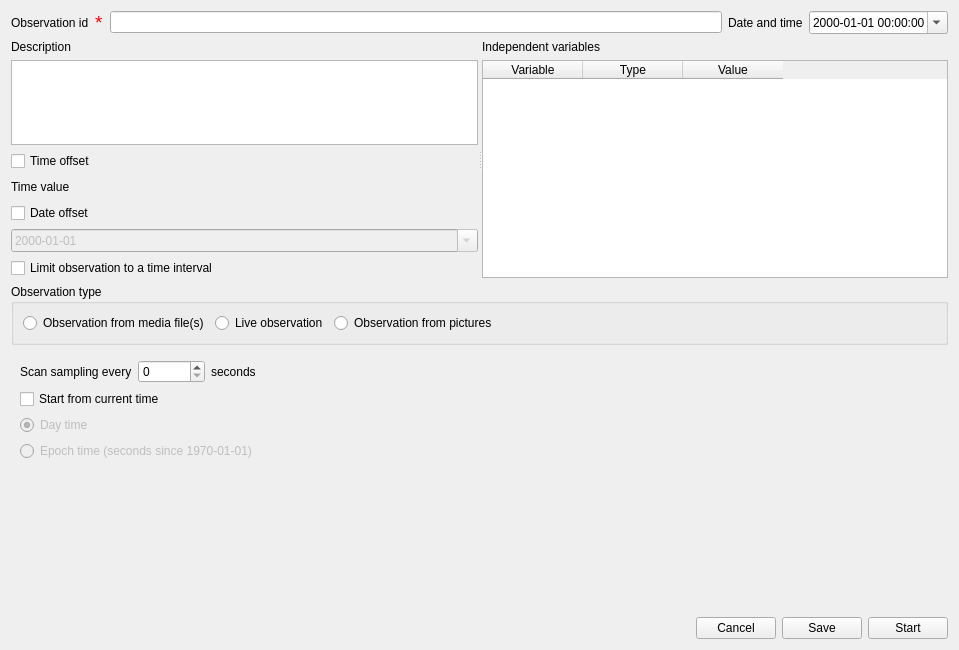
Above: boris/observation.ui from olivierfriard/BORIS before the change. Below: the same form after it.
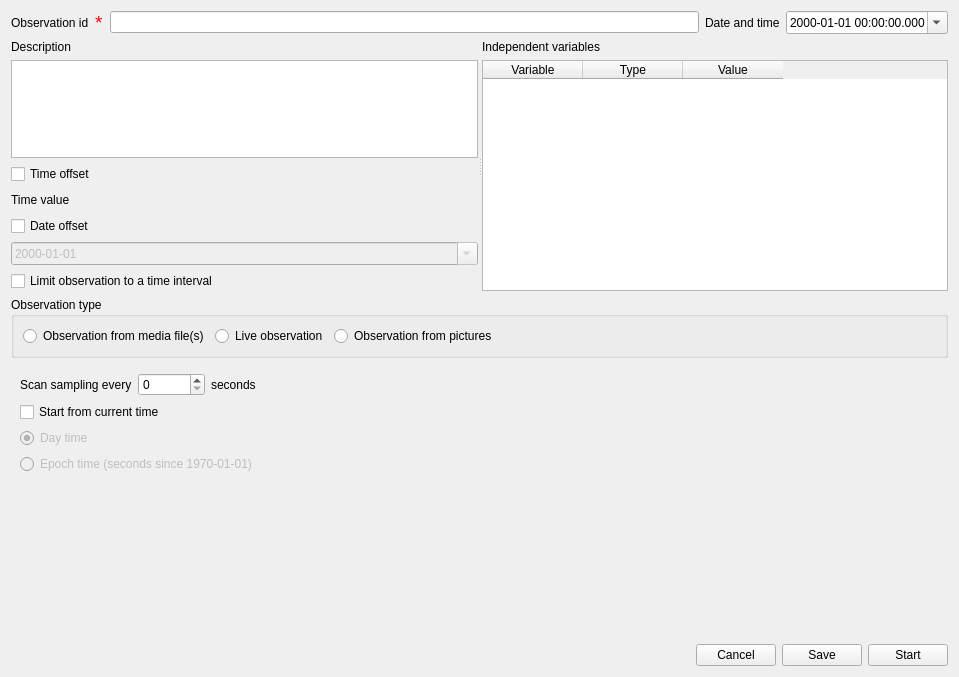
That is the form after the change.

Patch:
```diff
--- a/boris/observation.ui
+++ b/boris/observation.ui
@@ -7,7 +7,7 @@
     <x>0</x>
     <y>0</y>
     <width>959</width>
-    <height>650</height>
+    <height>677</height>
    </rect>
   </property>
   <property name="windowTitle">
@@ -51,7 +51,7 @@
      <item>
       <widget class="QDateTimeEdit" name="dteDate">
        <property name="displayFormat">
-        <string>yyyy-MM-dd hh:mm:ss</string>
+        <string>yyyy-MM-dd hh:mm:ss.zzz</string>
        </property>
        <property name="calendarPopup">
         <bool>true</bool>
```
